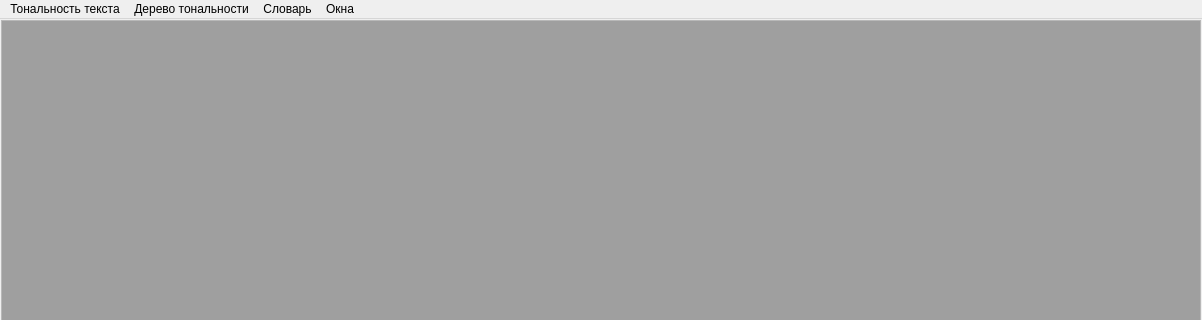
First picture: the form in ui/mainMDIForm/mainMDIForm.ui, repository Andrew-Garanin/SentimentVisualizationApp, before the edit; both pictures show x 0 to 1202 and y 0 to 320 of the 1202 by 738 pixel window.
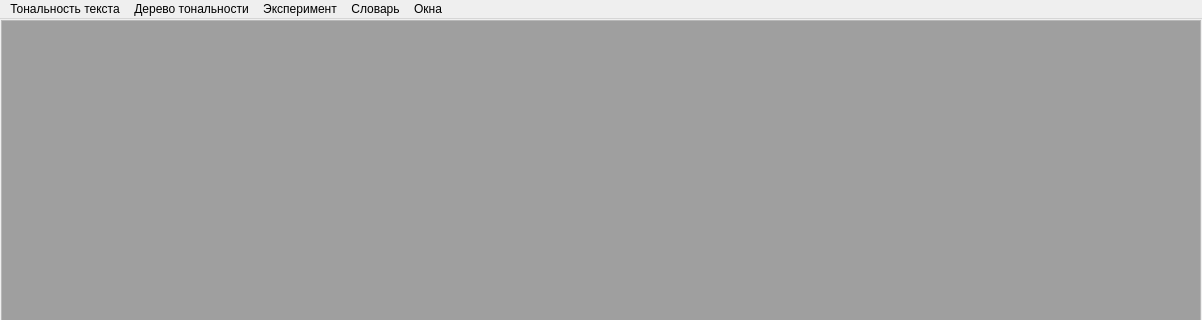
Second picture: the form after the edit.

```diff
--- a/ui/mainMDIForm/mainMDIForm.ui
+++ b/ui/mainMDIForm/mainMDIForm.ui
@@ -96,8 +96,15 @@
     </property>
     <addaction name="menuWindowsCascade"/>
    </widget>
+   <widget class="QMenu" name="menu_5">
+    <property name="title">
+     <string>Эксперимент</string>
+    </property>
+    <addaction name="menuSentimentExperiment"/>
+   </widget>
    <addaction name="menu"/>
    <addaction name="menu_2"/>
+   <addaction name="menu_5"/>
    <addaction name="menu_3"/>
    <addaction name="menu_4"/>
   </widget>
```
Left out of the diff: 5 changed lines with no effect on the pictures.
